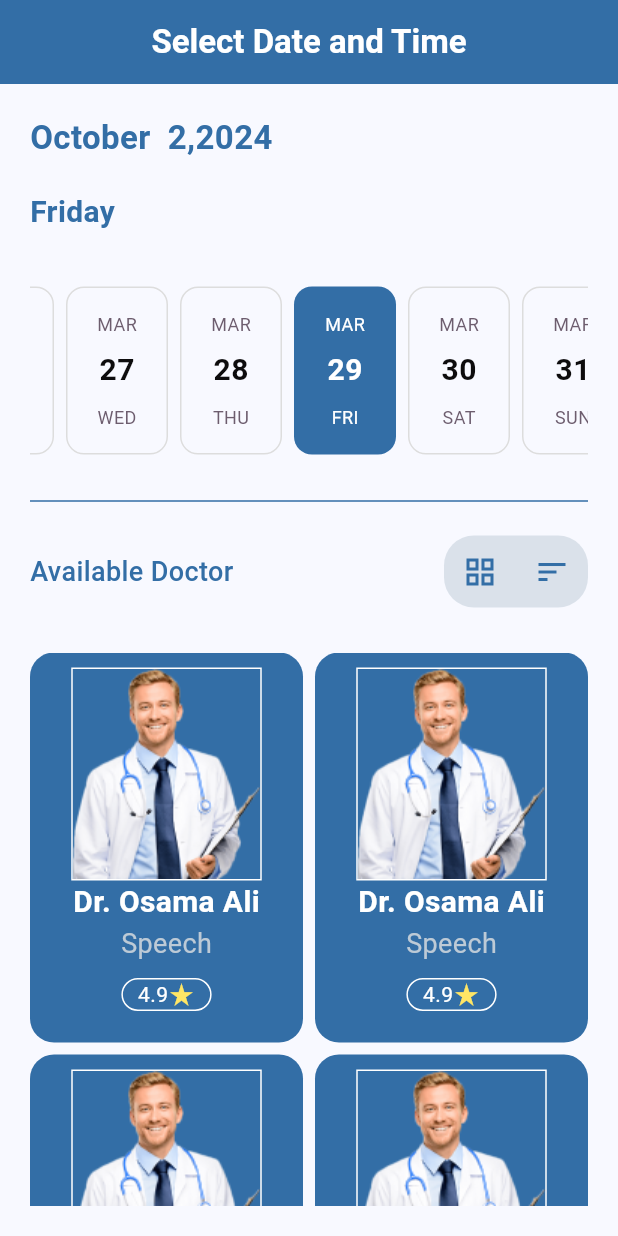
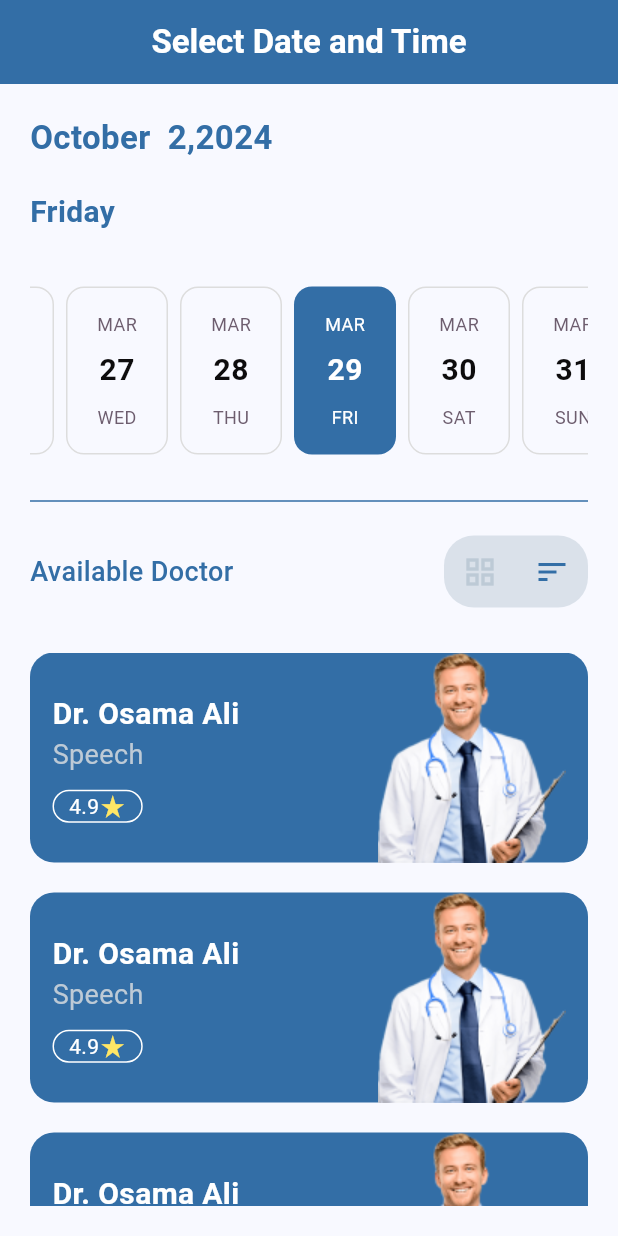
Before and after one commit to aboda97/markiz_elamal_team-12, a Flutter app: the screen it shows after launch, after a tap on "Next", after a tap on "Skip", after a tap on the "sort" icon, on a phone screen of 412 x 824 dp. Run offline on Flutter 3.47's test engine with Material 3 defaults, Android fonts, the phone set to English and light mode, and no system bars; drawn by our look-alikes of easy_date_timeline; our stand-ins replace flutter_screenutil, google_fonts, shared_preferences, smooth_page_indicator.

Commit message:
finish reservation view

```diff
--- a/lib/features/onboarding_feature/presentation/widgets/on_boarding_view_body.dart
+++ b/lib/features/onboarding_feature/presentation/widgets/on_boarding_view_body.dart
@@ -1,4 +1,5 @@
 import 'package:flutter/material.dart';
+import 'package:flutter_screenutil/flutter_screenutil.dart';
 import 'package:markiz_elamal_team_12/core/utils/global_variables.dart';
 import 'package:markiz_elamal_team_12/features/onboarding_feature/presentation/widgets/on_boarding_items.dart';
 
@@ -12,6 +13,7 @@ class OnBoardingViewBody extends StatefulWidget {
 class _OnBoardingViewBodyState extends State<OnBoardingViewBody> {
   @override
   Widget build(BuildContext context) {
+    ScreenUtil.init(context);
     return PageView.builder(
       controller: onBoardingController,
       itemBuilder: (context, index) => OnBoardingItems(
--- a/lib/features/reservation_feature/presentation/widgets/reservation_view_body.dart
+++ b/lib/features/reservation_feature/presentation/widgets/reservation_view_body.dart
@@ -1,6 +1,5 @@
-import 'package:flutter/cupertino.dart';
 import 'package:flutter/material.dart';
-import 'package:flutter/widgets.dart';
+import 'package:flutter_screenutil/flutter_screenutil.dart';
 import 'package:markiz_elamal_team_12/core/utils/app_colors.dart';
 import 'package:easy_date_timeline/easy_date_timeline.dart';
 import 'package:markiz_elamal_team_12/features/reservation_feature/presentation/widgets/available_doctor_grid_view_item.dart';
@@ -14,10 +13,12 @@ class ReservationViewBody extends StatefulWidget {
 }
 
 class _ReservationViewBodyState extends State<ReservationViewBody> {
+  bool filterCategory = false;
   final EasyInfiniteDateTimelineController _controller =
       EasyInfiniteDateTimelineController();
   @override
   Widget build(BuildContext context) {
+    ScreenUtil.init(context);
     return Padding(
       padding: const EdgeInsets.all(20.0),
       child: Column(
@@ -78,17 +79,26 @@ class _ReservationViewBodyState extends State<ReservationViewBody> {
                 child: Row(
                   children: [
                     IconButton(
-                      onPressed: () {},
-                      icon: const Icon(
+                      onPressed: () {
+                        setState(() {
+                          filterCategory = false;
+                        });
+                      },
+                      icon: Icon(
                         Icons.grid_view_outlined,
-                        color: kPrimaryColor,
+                        color:
+                            !filterCategory ? kPrimaryColor : kSecondaryColor,
                       ),
                     ),
                     IconButton(
-                      onPressed: () {},
-                      icon: const Icon(
+                      onPressed: () {
+                        setState(() {
+                          filterCategory = true;
+                        });
+                      },
+                      icon: Icon(
                         Icons.sort,
-                        color: kPrimaryColor,
+                        color: filterCategory ? kPrimaryColor : kSecondaryColor,
                       ),
                     ),
                   ],
@@ -100,16 +110,18 @@ class _ReservationViewBodyState extends State<ReservationViewBody> {
           const SizedBox(
             height: 30.0,
           ),
-          // Expanded(
-          //   child: ListView.builder(
-          //     itemBuilder: (index, context) =>
-          //         const AvailableDoctorListViewItem(),
-          //     itemCount: 10,
-          //   ),
-          // ),
-          Expanded(
+          filterCategory
+              ? Expanded(
+                  child: ListView.builder(
+                    itemBuilder: (index, context) =>
+                        const AvailableDoctorListViewItem(),
+                    itemCount: 10,
+                  ),
+                )
+              : Expanded(
                   child: GridView.builder(
-              gridDelegate: const SliverGridDelegateWithFixedCrossAxisCount(
+                    gridDelegate:
+                        const SliverGridDelegateWithFixedCrossAxisCount(
                       childAspectRatio: .7,
                       crossAxisCount: 2, // Number of columns
                       crossAxisSpacing: 8.0, // Spacing between columns
```
Lines whose indentation alone changed are shown as unchanged.
